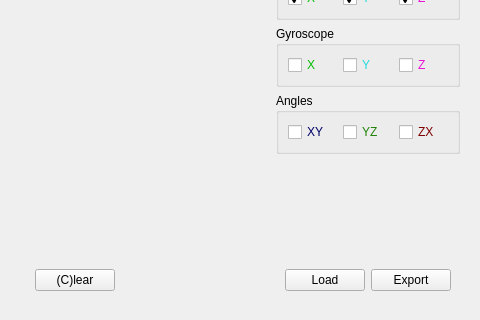
The window that tinyos-2.x/trunk/support/cpp/TestShimmer/src/DataWidget.ui (baharev/szte-wsn-code) describes before a commit, drawn with Qt 5; both pictures show x 337 to 817 and y 288 to 608 of the 817 by 608 pixel window.
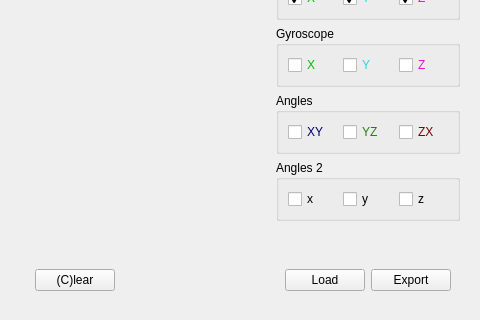
The same window after the commit. Custom widgets are drawn as their Qt base class.

Diff of the .ui file:
```diff
--- a/tinyos-2.x/trunk/support/cpp/TestShimmer/src/DataWidget.ui
+++ b/tinyos-2.x/trunk/support/cpp/TestShimmer/src/DataWidget.ui
@@ -16,7 +16,7 @@
   <property name="windowTitle">
    <string>Form</string>
   </property>
-  <layout class="QHBoxLayout" name="horizontalLayout_3">
+  <layout class="QHBoxLayout" name="horizontalLayout_3" stretch="1,0">
    <item>
     <layout class="QVBoxLayout" name="verticalLayout_2" stretch="1,0">
      <property name="margin">
@@ -97,7 +97,7 @@
     </layout>
    </item>
    <item>
-    <layout class="QVBoxLayout" name="verticalLayout_4" stretch="1,1,1,1,1,1,0,0">
+    <layout class="QVBoxLayout" name="verticalLayout_4" stretch="1,1,1,1,1,1,1,0,0">
      <property name="margin">
       <number>9</number>
      </property>
@@ -821,6 +821,36 @@
        </layout>
       </widget>
      </item>
+     <item>
+      <widget class="QGroupBox" name="angles2Box">
+       <property name="title">
+        <string>Angles 2</string>
+       </property>
+       <layout class="QHBoxLayout" name="horizontalLayout">
+        <item>
+         <widget class="QCheckBox" name="angX">
+          <property name="text">
+           <string>x</string>
+          </property>
+         </widget>
+        </item>
+        <item>
+         <widget class="QCheckBox" name="angY">
+          <property name="text">
+           <string>y</string>
+          </property>
+         </widget>
+        </item>
+        <item>
+         <widget class="QCheckBox" name="angZ">
+          <property name="text">
+           <string>z</string>
+          </property>
+         </widget>
+        </item>
+       </layout>
+      </widget>
+     </item>
      <item>
       <spacer name="verticalSpacer">
        <property name="orientation">
```
